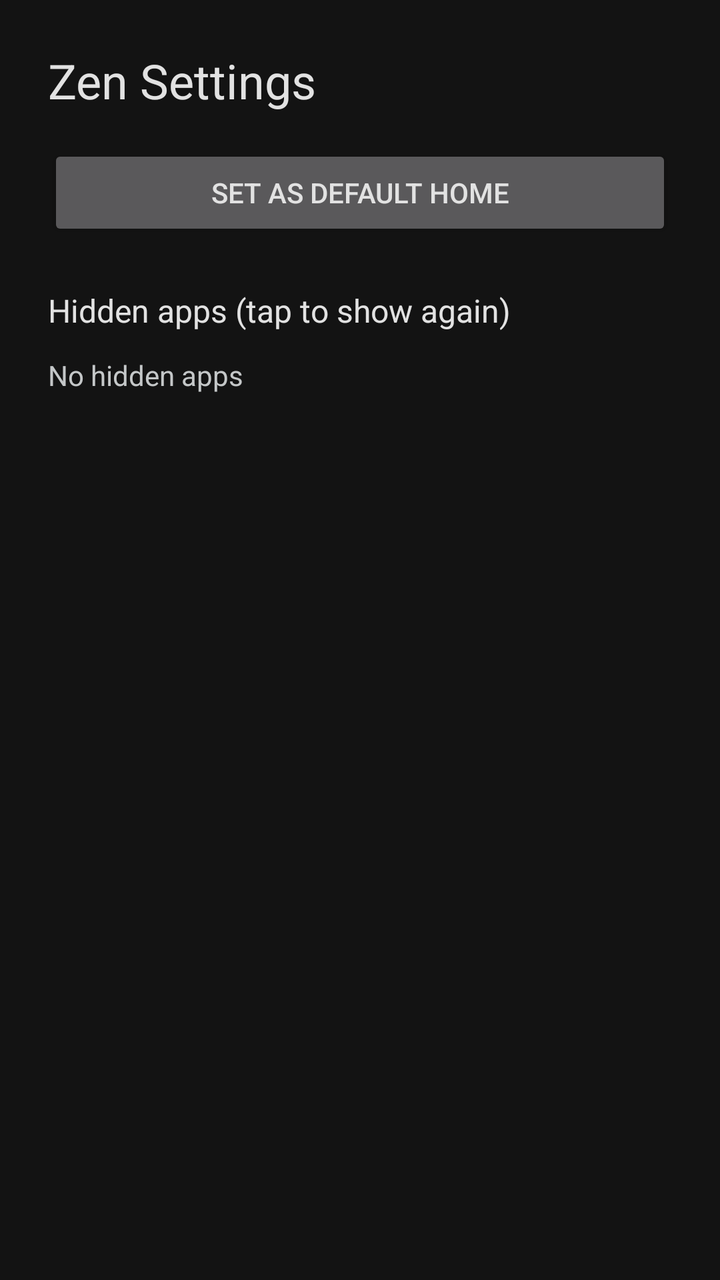
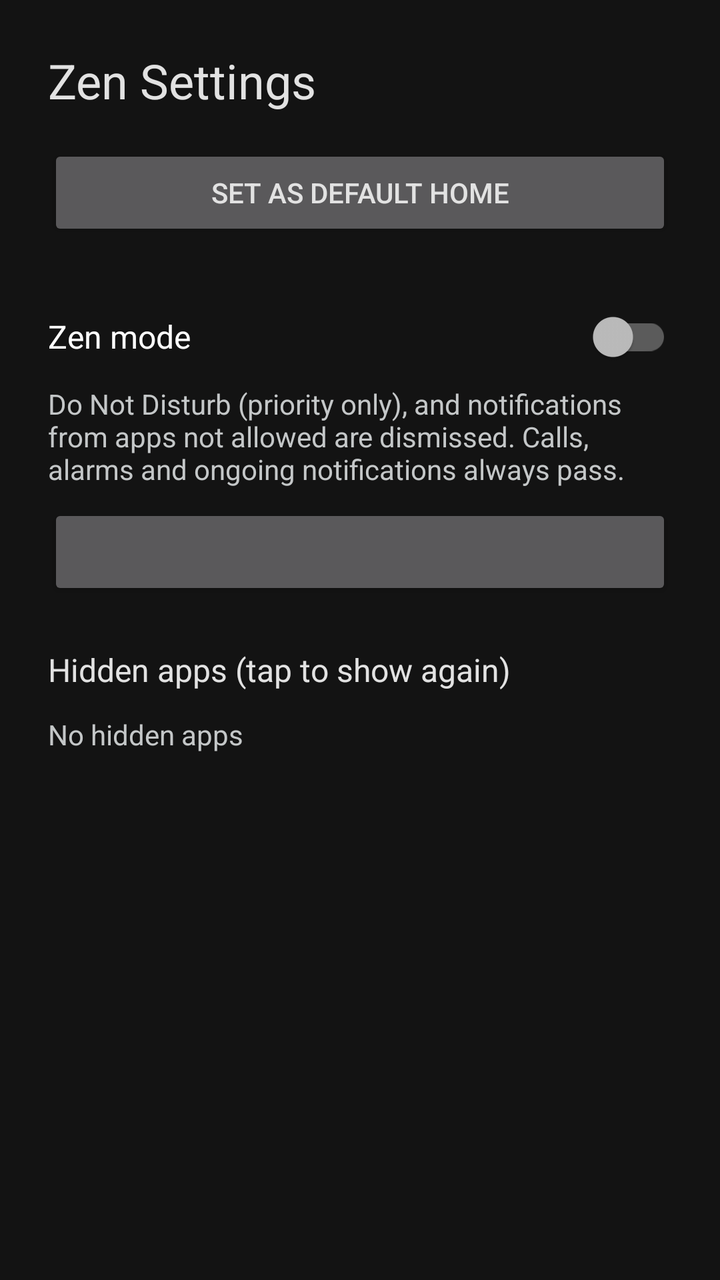

Two renders of the same Android screen: before a commit and after it. Below are the layout's source before the change and the commit's diff.
<!-- AndroidManifest.xml: application theme Theme.Zen -->
<!-- res/layout/activity_settings.xml -->
<?xml version="1.0" encoding="utf-8"?>
<LinearLayout xmlns:android="http://schemas.android.com/apk/res/android"
    xmlns:app="http://schemas.android.com/apk/res-auto"
    android:layout_width="match_parent"
    android:layout_height="match_parent"
    android:orientation="vertical"
    android:paddingHorizontal="24dp">

    <TextView
        android:layout_width="wrap_content"
        android:layout_height="wrap_content"
        android:layout_marginTop="24dp"
        android:text="@string/settings_label"
        android:textAppearance="@style/TextAppearance.AppCompat.Headline" />

    <Button
        android:id="@+id/setDefaultHome"
        android:layout_width="match_parent"
        android:layout_height="wrap_content"
        android:layout_marginTop="16dp"
        android:text="@string/set_default_home" />

    <TextView
        android:layout_width="wrap_content"
        android:layout_height="wrap_content"
        android:layout_marginTop="24dp"
        android:text="@string/hidden_title"
        android:textAppearance="@style/TextAppearance.AppCompat.Subhead" />

    <TextView
        android:id="@+id/empty"
        android:layout_width="wrap_content"
        android:layout_height="wrap_content"
        android:layout_marginTop="12dp"
        android:text="@string/no_hidden"
        android:textColor="?android:attr/textColorSecondary" />

    <androidx.recyclerview.widget.RecyclerView
        android:id="@+id/hiddenList"
        android:layout_width="match_parent"
        android:layout_height="0dp"
        android:layout_weight="1"
        app:layoutManager="androidx.recyclerview.widget.LinearLayoutManager" />
</LinearLayout>
<!-- resources referenced by this layout -->
<resources>
  <string name="hidden_title">Hidden apps (tap to show again)</string>
  <string name="no_hidden">No hidden apps</string>
  <string name="set_default_home">Set as default home</string>
  <string name="settings_label">Zen Settings</string>
  <style name="Theme.Zen" parent="Theme.AppCompat.NoActionBar">
          <item name="android:windowBackground">@color/background</item>
          <item name="android:textColorPrimary">@color/on_surface</item>
          <item name="android:textColorSecondary">@color/on_surface_variant</item>
          <item name="android:textColorHint">@color/outline</item>
          <item name="colorAccent">@color/primary</item>
          <item name="colorControlNormal">@color/outline_variant</item>
          <item name="colorControlActivated">@color/primary</item>
      </style>
  <color name="background">#131313</color>
  <color name="on_surface">#E2E2E2</color>
  <color name="on_surface_variant">#C4C7C8</color>
  <color name="outline">#8E9192</color>
  <color name="primary">#FFFFFF</color>
  <color name="outline_variant">#444748</color>
</resources>

<!-- the commit's change to res/layout/activity_settings.xml (unified diff, before → after) -->
@@ -19,6 +19,27 @@
         android:layout_height="wrap_content"
         android:layout_marginTop="16dp"
         android:text="@string/set_default_home" />
+
+    <androidx.appcompat.widget.SwitchCompat
+        android:id="@+id/zenSwitch"
+        android:layout_width="match_parent"
+        android:layout_height="wrap_content"
+        android:layout_marginTop="24dp"
+        android:minHeight="48dp"
+        android:text="@string/zen_mode"
+        android:textAppearance="@style/TextAppearance.AppCompat.Subhead" />
+
+    <TextView
+        android:layout_width="wrap_content"
+        android:layout_height="wrap_content"
+        android:text="@string/zen_summary"
+        android:textColor="?android:attr/textColorSecondary" />
+
+    <Button
+        android:id="@+id/allowedApps"
+        android:layout_width="match_parent"
+        android:layout_height="wrap_content"
+        android:layout_marginTop="8dp" />
 
     <TextView
         android:layout_width="wrap_content"
<!-- resource entries referenced after the edit -->
@@ -4,6 +4,8 @@
   <string name="no_hidden">No hidden apps</string>
   <string name="set_default_home">Set as default home</string>
   <string name="settings_label">Zen Settings</string>
+  <string name="zen_mode">Zen mode</string>
+  <string name="zen_summary">Do Not Disturb (priority only), and notifications from apps not allowed are dismissed. Calls, alarms and ongoing notifications always pass.</string>
   <style name="Theme.Zen" parent="Theme.AppCompat.NoActionBar">
           <item name="android:windowBackground">@color/background</item>
           <item name="android:textColorPrimary">@color/on_surface</item>
